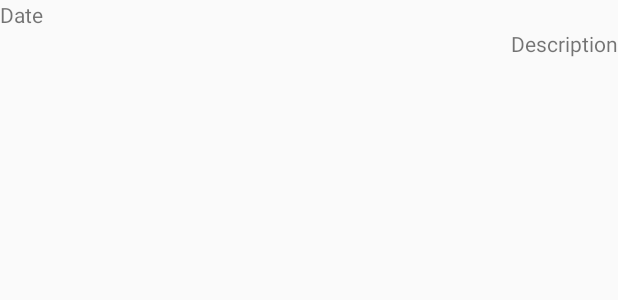
After one commit to rajnee/android, an Android app: the layout one_item.xml on its own in the app's theme, with its tools: preview values and no code run, on a phone screen of 412 x 824 dp. The commit adds this screen. Shown: the top 300 px of the screen. Run offline under Robolectric (Android 15) with nearby library versions, the phone set to English and light mode, and no system bars.

Commit message:
not working, but something done

```diff
--- /dev/null
+++ b/SimpleToDo/app/src/main/res/layout/one_item.xml
@@ -0,0 +1,19 @@
+<?xml version="1.0" encoding="utf-8"?>
+<LinearLayout xmlns:android="http://schemas.android.com/apk/res/android"
+    android:orientation="vertical" android:layout_width="match_parent"
+    android:layout_height="match_parent">
+
+    <TextView
+        android:layout_width="wrap_content"
+        android:layout_height="wrap_content"
+        android:text="Date"
+        android:layout_gravity="left"
+        android:id="@+id/textDate" />
+
+    <TextView
+        android:layout_width="wrap_content"
+        android:layout_height="wrap_content"
+        android:text="Description"
+        android:id="@+id/textDesc"
+        android:layout_gravity="right" />
+</LinearLayout>
```
Also changed, not shown: SimpleToDo/app/src/main/java/com/example/rneel/simpletodo/Item.java (added, +57 -0 lines), SimpleToDo/app/src/main/java/com/example/rneel/simpletodo/ItemAdapter.java (added, +51 -0 lines), SimpleToDo/app/src/main/java/com/example/rneel/simpletodo/MainActivity.java (+19 -9 lines).
